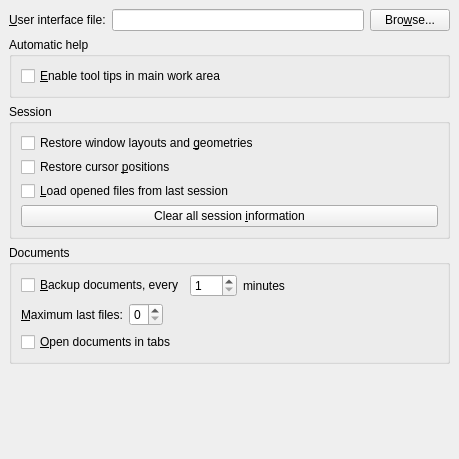
Old version of the form src/frontends/qt4/ui/PrefUi.ui in the repository rpavlik/lyx-lucid-backport.
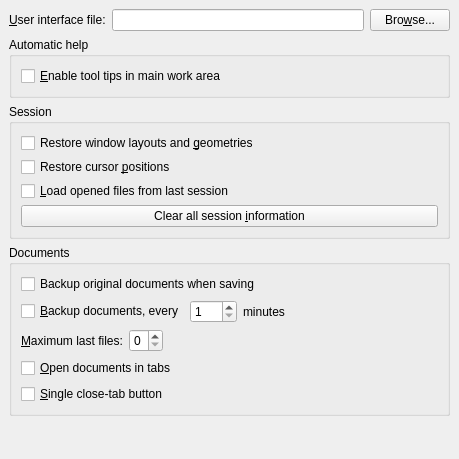
New version of the form.

Diff of the .ui file:
```diff
--- a/src/frontends/qt4/ui/PrefUi.ui
+++ b/src/frontends/qt4/ui/PrefUi.ui
@@ -94,7 +94,7 @@
       <property name="spacing" >
        <number>6</number>
       </property>
-      <item row="1" column="0" colspan="4" >
+      <item row="2" column="0" colspan="4" >
        <layout class="QHBoxLayout" >
         <property name="spacing" >
          <number>6</number>
@@ -134,7 +134,14 @@
         </item>
        </layout>
       </item>
-      <item row="0" column="3" >
+      <item row="0" column="0" colspan="4">
+      <widget class="QCheckBox" name="backupCB">
+      <property name="text">
+      <string>Backup original documents when saving</string>
+      </property>
+      </widget>
+      </item>
+      <item row="1" column="3" >
        <spacer>
         <property name="orientation" >
          <enum>Qt::Horizontal</enum>
@@ -147,14 +154,14 @@
         </property>
        </spacer>
       </item>
-      <item row="0" column="2" >
+      <item row="1" column="2" >
        <widget class="QLabel" name="TextLabel1" >
         <property name="text" >
          <string>minutes</string>
         </property>
        </widget>
       </item>
-      <item row="0" column="1" >
+      <item row="1" column="1" >
        <widget class="QSpinBox" name="autoSaveSB" >
         <property name="minimum" >
          <number>1</number>
@@ -164,20 +171,30 @@
         </property>
        </widget>
       </item>
-      <item row="0" column="0" >
+      <item row="1" column="0" >
        <widget class="QCheckBox" name="autoSaveCB" >
         <property name="text" >
          <string>&amp;Backup documents, every</string>
         </property>
        </widget>
       </item>
-      <item row="2" column="0" colspan="4" >
+      <item row="3" column="0" colspan="4" >
        <widget class="QCheckBox" name="openDocumentsInTabsCB" >
         <property name="text" >
          <string>&amp;Open documents in tabs</string>
         </property>
        </widget>
       </item>
+      <item row="5" column="0" >
+       <widget class="QCheckBox" name="singleCloseTabButtonCB" >
+        <property name="toolTip" >
+         <string>Whether to place close button on each tab or only one in the top left.</string>
+        </property>
+        <property name="text" >
+         <string>&amp;Single close-tab button</string>
+        </property>
+       </widget>
+      </item>
      </layout>
     </widget>
    </item>
```
